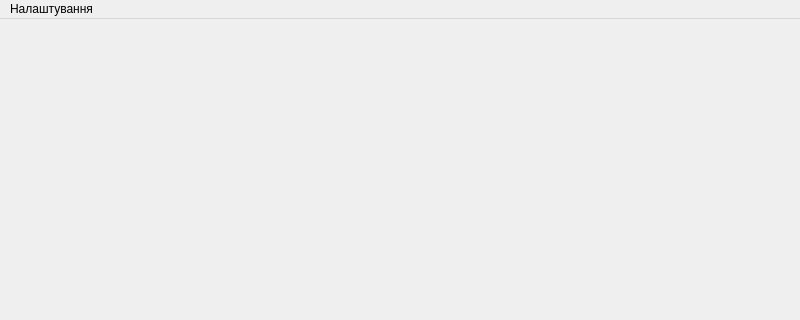
This is Gandalf/mainwindow.ui in rust3128/WhiteTower as Qt 5 draws it before an edit; both pictures show x 0 to 800 and y 0 to 320 of the 800 by 659 pixel window. The edited form follows.
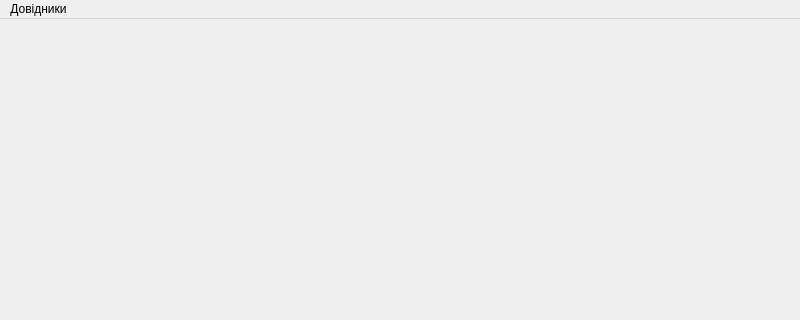
This is the edited form. Icons and pictures are not drawn.

The edit to the form file:
```diff
--- a/Gandalf/mainwindow.ui
+++ b/Gandalf/mainwindow.ui
@@ -25,7 +25,7 @@
    </property>
    <widget class="QMenu" name="menu">
     <property name="title">
-     <string>Налаштування</string>
+     <string>Довідники</string>
     </property>
     <addaction name="actionUsers"/>
    </widget>
```
Left out of the diff: 10 changed lines with no effect on the pictures.
